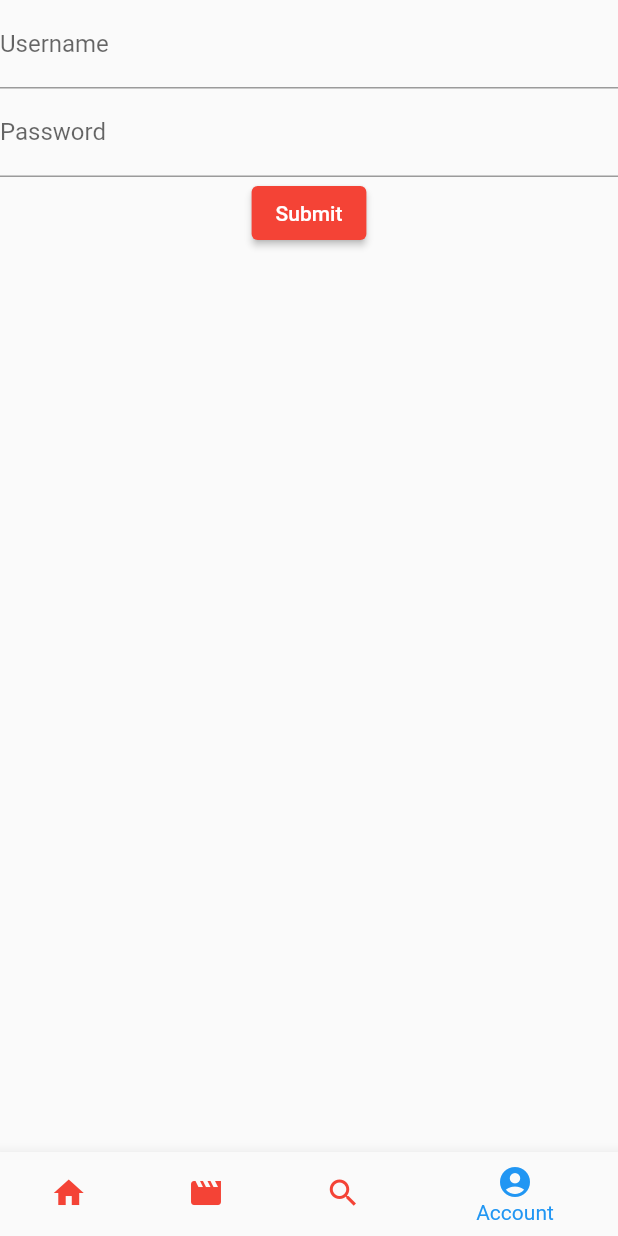
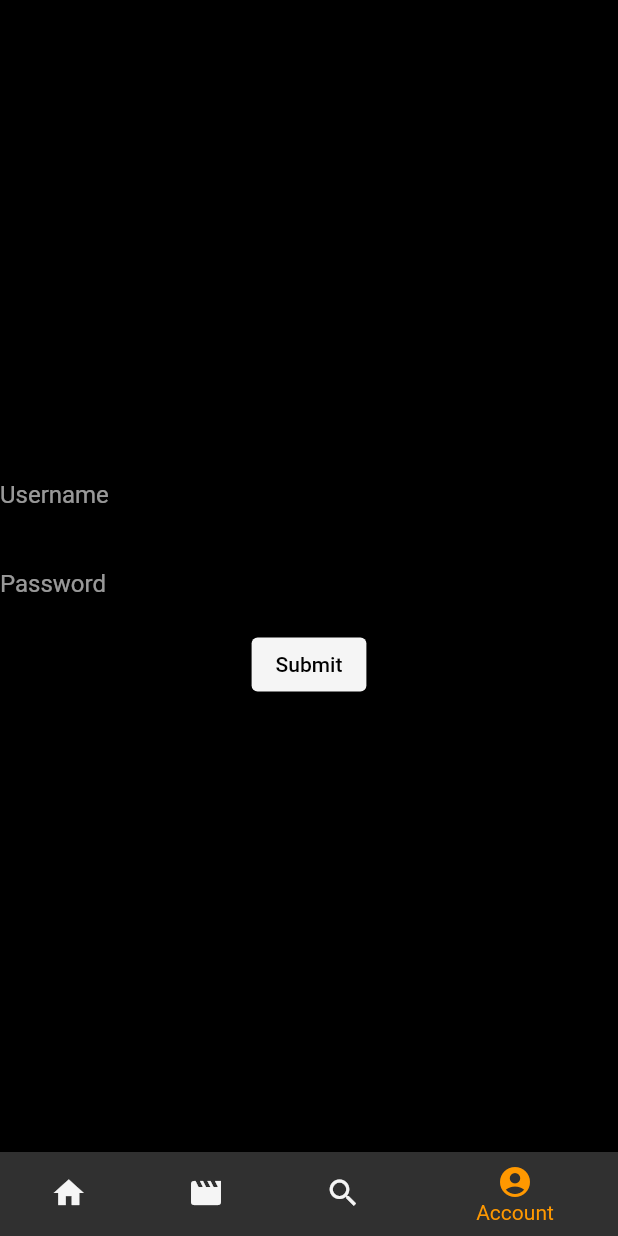
Before and after one commit to Aragant/Esflix, a Flutter app: the screen it shows after launch, item 4 of the bottom bar chosen, on a phone screen of 412 x 824 dp. Run offline on Flutter 3.47's test engine with Material 2 defaults, Android fonts, the phone set to English and light mode, and no system bars; our stand-ins replace flutter_dotenv, shared_preferences, webview_flutter; network calls fail.

Commit message:
add: theme update: SharedpreferenceUtils more generic

```diff
--- a/lib/features/account/presentation/account_detail_view.dart
+++ b/lib/features/account/presentation/account_detail_view.dart
@@ -108,7 +108,6 @@ class _AccountDetailViewState extends State<AccountDetailView> {
 
   Widget _buildAvatar() {
     if (_account.avatarPath != null) {
-      // profile picture in a circle
       return CircleAvatar(
         backgroundImage: NetworkImage('${tmdb.IMAGE_URL}/${_account.avatarPath!}'),
       );
--- a/lib/features/auth/data/tmdb_session_inmemory.dart
+++ b/lib/features/auth/data/tmdb_session_inmemory.dart
@@ -4,15 +4,15 @@ import '../../../utils/shared_preferences_utils.dart';
 class TmdbSessionInMemory{
 
   static Future<bool> setSessionId(String sessionId) async {
-    return await SharedPreferencesUtils.setString('session_id', sessionId);
+    return await SharedPreferencesUtils.saveData('session_id', sessionId);
   }
 
   static Future<String?> getSessionId() async {
-    return await SharedPreferencesUtils.getString('session_id');
+    return await SharedPreferencesUtils.readData('session_id');
   }
 
   static Future<bool> deleteSessionId() async {
-    return await SharedPreferencesUtils.setString('session_id', '');
+    return await SharedPreferencesUtils.saveData('session_id', '');
   }
 
 
--- a/lib/features/auth/presentation/login_form_view.dart
+++ b/lib/features/auth/presentation/login_form_view.dart
@@ -20,6 +20,7 @@ class _LoginFormViewState extends State<LoginFormView> {
     return Form(
         key: _formKey,
         child: Column(
+          mainAxisAlignment: MainAxisAlignment.center,
           children: [
             TextFormField(
               controller: _usernameController,
--- a/lib/main.dart
+++ b/lib/main.dart
@@ -1,15 +1,16 @@
 import 'package:esflix/features/auth/application/auth_tmdb_service.dart';
-import 'package:esflix/features/auth/domain/tmdb_session.dart';
 import 'package:esflix/features/auth/presentation/login_view.dart';
 import 'package:esflix/home_view.dart';
 import 'package:esflix/features/movie/presentation/movie_popular_view.dart';
+import 'package:esflix/theme/dark_theme.dart';
+import 'package:esflix/theme/light_theme.dart';
 import 'package:flutter/material.dart';
 import 'package:flutter_dotenv/flutter_dotenv.dart';
 
 Future<void> main() async {
   await dotenv.load(fileName: "lib/assets/.env");
   AuthTmdbService.init();
-  runApp(const MyApp());
+  return runApp(const MyApp());
 }
 
 class MyApp extends StatelessWidget {
@@ -20,12 +21,9 @@ class MyApp extends StatelessWidget {
   Widget build(BuildContext context) {
     return MaterialApp(
       title: 'Flutter Demo',
-      theme: ThemeData(
-        colorScheme: const ColorScheme.light(
-          primary: Colors.red,
-          secondary: Colors.blue,
-        ),
-      ),
+      theme: lightTheme,
+      darkTheme: darkTheme,
+      themeMode: ThemeMode.dark,
       home: const MyHomePage(),
     );
   }
@@ -56,8 +54,10 @@ class _MyHomePageState extends State<MyHomePage> {
   @override
   Widget build(BuildContext context) {
     return Scaffold(
+      resizeToAvoidBottomInset: false,
       body: SafeArea(child: _mainViews[_selectedIndex]),
       bottomNavigationBar: BottomNavigationBar(
+
         items: const <BottomNavigationBarItem>[
           BottomNavigationBarItem(
             icon: Icon(Icons.home),
--- /dev/null
+++ b/lib/theme/dark_theme.dart
@@ -0,0 +1,10 @@
+import 'package:flutter/material.dart';
+
+final darkTheme = ThemeData(
+  scaffoldBackgroundColor: Colors.black,
+  backgroundColor: Colors.black,
+  colorScheme: ColorScheme.fromSwatch(primarySwatch: Colors.grey).copyWith(
+      secondary: Colors.orange,
+      brightness: Brightness.dark,
+      primary: Colors.grey[100]),
+);
--- /dev/null
+++ b/lib/theme/light_theme.dart
@@ -0,0 +1,9 @@
+import 'package:flutter/material.dart';
+
+final lightTheme = ThemeData(
+    primarySwatch: Colors.grey,
+    primaryColor: Colors.white,
+    brightness: Brightness.light,
+    backgroundColor: const Color(0xFFE5E5E5),
+    dividerColor: Colors.white54,
+  );
--- a/pubspec.yaml
+++ b/pubspec.yaml
@@ -40,6 +40,7 @@ dependencies:
   flutter_dotenv: ^5.0.2
   webview_flutter: ^4.0.2
   shared_preferences: ^2.0.17
+  provider: ^6.0.5
 
 dev_dependencies:
   flutter_test:
```
Also changed, not shown: lib/utils/shared_preferences_utils.dart (+18 -4 lines).
